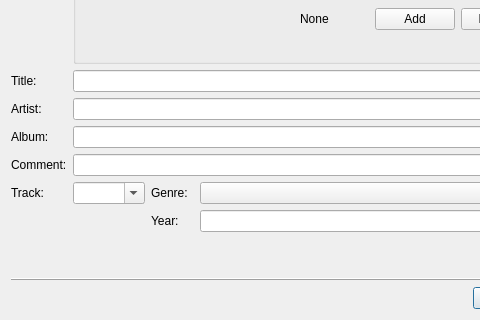
Before: the Qt Designer form src/widget_shared/tageditpage.ui in billlin0904/xamp2, drawn with Qt 5; both pictures show x 0 to 480 and y 326 to 646 of the 650 by 646 pixel window.
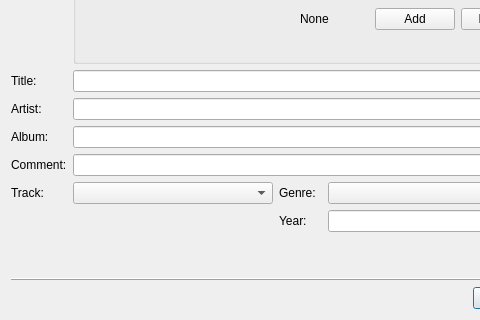
After: the same form once the commit is applied.

What changed in the file:
```diff
--- a/src/widget_shared/tageditpage.ui
+++ b/src/widget_shared/tageditpage.ui
@@ -250,8 +250,20 @@
    </item>
    <item row="5" column="2">
     <widget class="QComboBox" name="trackComboBox">
+     <property name="minimumSize">
+      <size>
+       <width>200</width>
+       <height>0</height>
+      </size>
+     </property>
+     <property name="maximumSize">
+      <size>
+       <width>200</width>
+       <height>16777215</height>
+      </size>
+     </property>
      <property name="editable">
-      <bool>true</bool>
+      <bool>false</bool>
      </property>
     </widget>
    </item>
```
